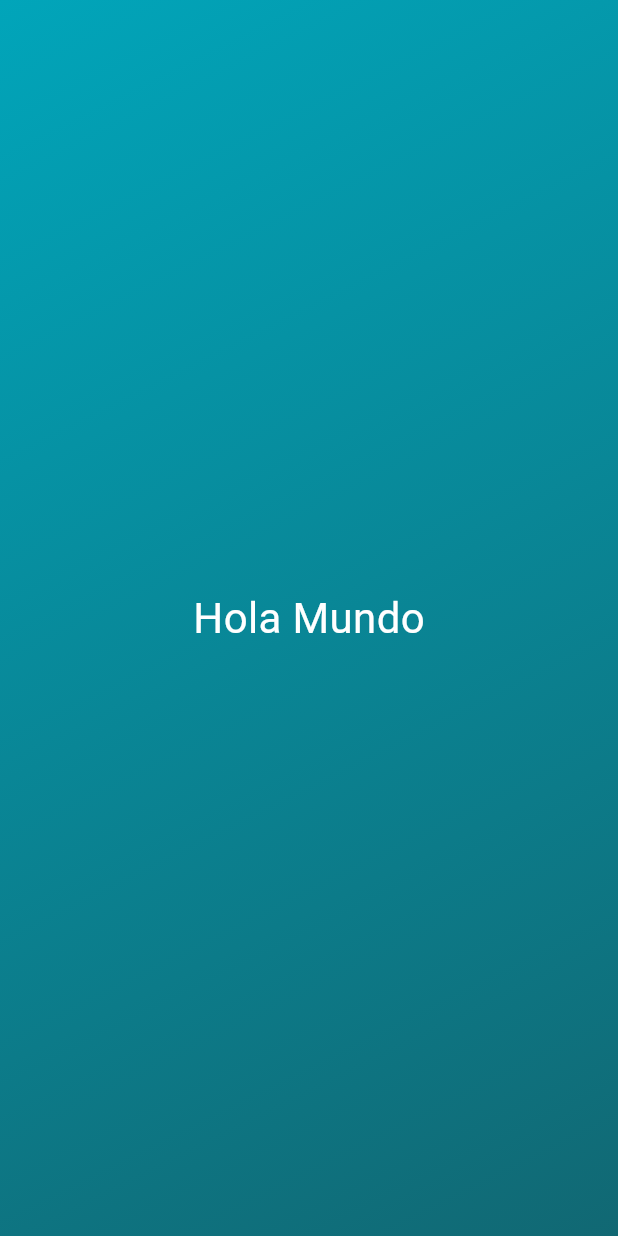
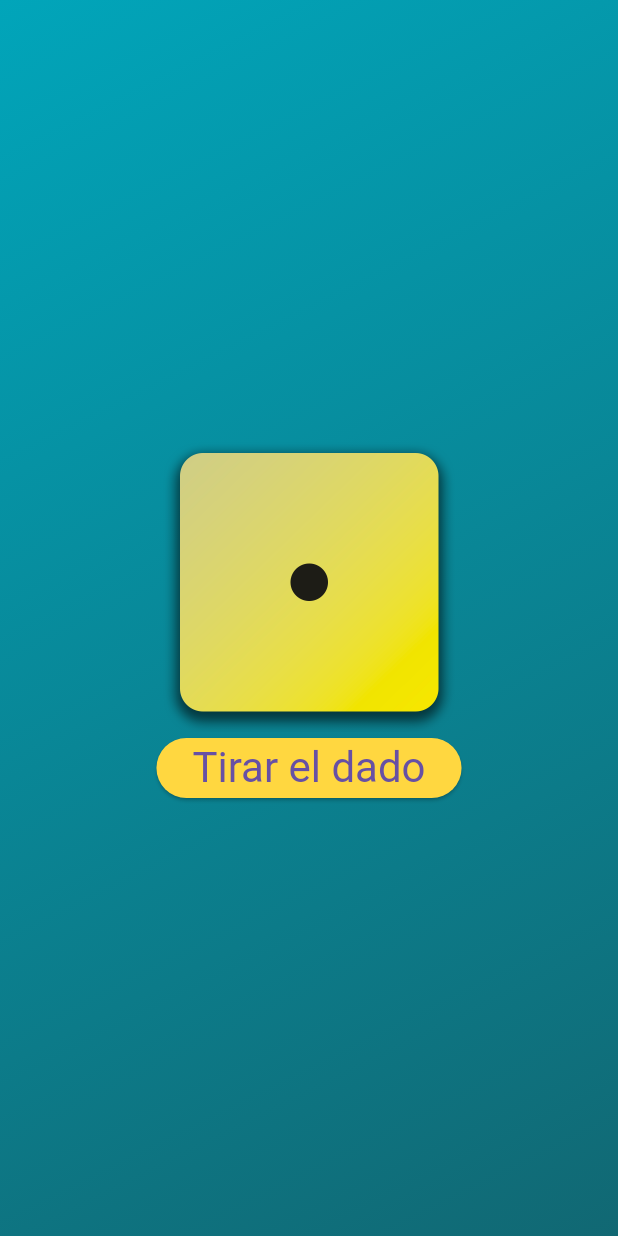
Before and after one commit to Sergiolopher/CursoFlutter, a Flutter app: the screen it shows after launch, on a phone screen of 412 x 824 dp. Run offline on Flutter 3.47's test engine with Material 3 defaults, Android fonts, the light colour scheme and no system bars; Roboto replaces fonts that are missing (Comic Sans MS).

Commit message:
se termina la app de dado

```diff
--- a/dado/lib/contenedor_gradiente.dart
+++ b/dado/lib/contenedor_gradiente.dart
@@ -1,23 +1,27 @@
 import 'package:flutter/material.dart';
 import 'formato_texto.dart';
+import 'dado.dart';
+
+const alineacionInicial = Alignment.topLeft;
+const alineacionFinal = Alignment.bottomRight;
 
 class ContenedorGradiente extends StatelessWidget {
-  const ContenedorGradiente({super.key});
+  const ContenedorGradiente(this.colores, {super.key});
+
+  final List<Color> colores;
+
   @override
-  Widget build(context) {
+  Widget build(BuildContext context) {
     return Container(
-      decoration: const BoxDecoration(
+      decoration: BoxDecoration(
         gradient: LinearGradient(
-          colors: [
-            Color.fromARGB(255, 1, 165, 186),
-            Color.fromARGB(255, 17, 104, 115),
-          ],
-          begin: Alignment.topLeft,
-          end: Alignment.bottomRight,
+          colors: colores,
+          begin: alineacionInicial,
+          end: alineacionFinal,
         ),
       ),
       child: const Center(
-        child: FormatoTexto(),
+        child: Dado(),
       ),
     );
   }
--- /dev/null
+++ b/dado/lib/dado.dart
@@ -0,0 +1,45 @@
+import 'package:flutter/material.dart';
+import 'dart:math';
+
+var random = Random();
+
+class Dado extends StatefulWidget {
+  const Dado({super.key});
+
+  @override
+  State<Dado> createState() {
+    return _DadoState();
+  }
+}
+
+class _DadoState extends State<Dado> {
+  String caraDado = 'imagenes/dice-1.png';
+
+  void tirarDado() {
+    var numero = random.nextInt(6) + 1;
+    setState(() => caraDado = 'imagenes/dice-$numero.png');
+  }
+
+  @override
+  Widget build(context) {
+    return Column(
+      mainAxisSize: MainAxisSize.min,
+      children: [
+        Image.asset(caraDado, width: 200),
+        ElevatedButton(
+          onPressed: tirarDado,
+          style: ButtonStyle(
+            backgroundColor: WidgetStateProperty.all<Color>(Colors.amberAccent),
+            textStyle: WidgetStateProperty.all<TextStyle>(const TextStyle(
+              fontSize: 28,
+              color: Colors.black,
+            )),
+          ),
+          child: const Text(
+            'Tirar el dado',
+          ),
+        ),
+      ],
+    );
+  }
+}
--- a/dado/lib/formato_texto.dart
+++ b/dado/lib/formato_texto.dart
@@ -1,13 +1,15 @@
 import 'package:flutter/material.dart';
 
 class FormatoTexto extends StatelessWidget {
-  const FormatoTexto({super.key});
+  const FormatoTexto(this.texto, {super.key});
+
+  final String texto;
 
   @override
   Widget build(context) {
-    return const Text(
-      'Hola Mundo',
-      style: TextStyle(
+    return Text(
+      texto,
+      style: const TextStyle(
           fontFamily: "Comic Sans MS", fontSize: 28, color: Colors.white),
     );
   }
--- a/dado/lib/main.dart
+++ b/dado/lib/main.dart
@@ -4,7 +4,10 @@ import 'contenedor_gradiente.dart';
 void main() {
   runApp(const MaterialApp(
     home: Scaffold(
-      body: ContenedorGradiente(),
+      body: ContenedorGradiente([
+        Color.fromARGB(255, 1, 165, 186),
+        Color.fromARGB(255, 17, 104, 115),
+      ]),
     ),
   ));
 }
```
Also changed, not shown: dado/pubspec.yaml (+7 -3 lines), dado/imagenes/dice-1.png (added), dado/imagenes/dice-2.png (added), dado/imagenes/dice-3.png (added), dado/imagenes/dice-4.png (added), dado/imagenes/dice-5.png (added), dado/imagenes/dice-6.png (added).
